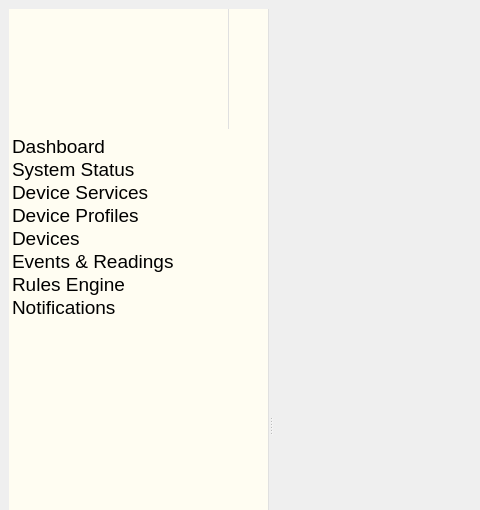
First picture: the form in src/MainWindow.ui, repository Dissonance1/edgex-gui, before the edit; both pictures show x 0 to 480 and y 0 to 510 of the 1280 by 850 pixel window.
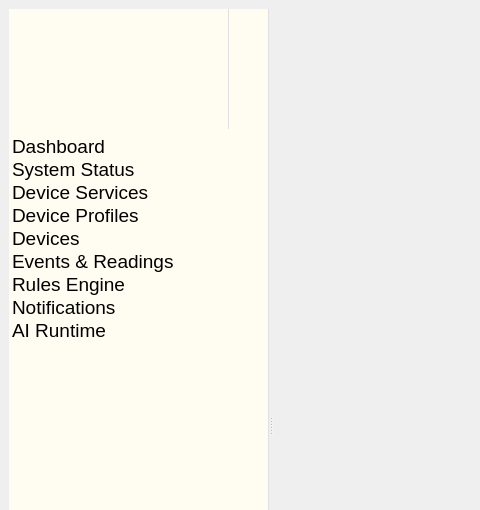
Second picture: the form after the edit. Icons and pictures are not drawn.

Commit message: AI runtime updates

```diff
--- a/src/MainWindow.ui
+++ b/src/MainWindow.ui
@@ -162,21 +162,18 @@
             </font>
            </property>
           </item>
+           <item>
+            <property name="text">
+             <string>AI Runtime</string>
+            </property>
+            <property name="font">
+             <font>
+              <pointsize>14</pointsize>
+             </font>
+            </property>
+           </item>
          </widget>
         </item>
-        <item>
-         <spacer name="verticalSpacer">
-          <property name="orientation">
-           <enum>Qt::Vertical</enum>
-          </property>
-          <property name="sizeHint" stdset="0">
-           <size>
-            <width>20</width>
-            <height>40</height>
-           </size>
-          </property>
-         </spacer>
-        </item>
         <item>
          <widget class="QPushButton" name="btnSettings">
           <property name="text">
```
Left out of the diff: 6 changed lines with no effect on the pictures. The commit also changes 271 other files.
